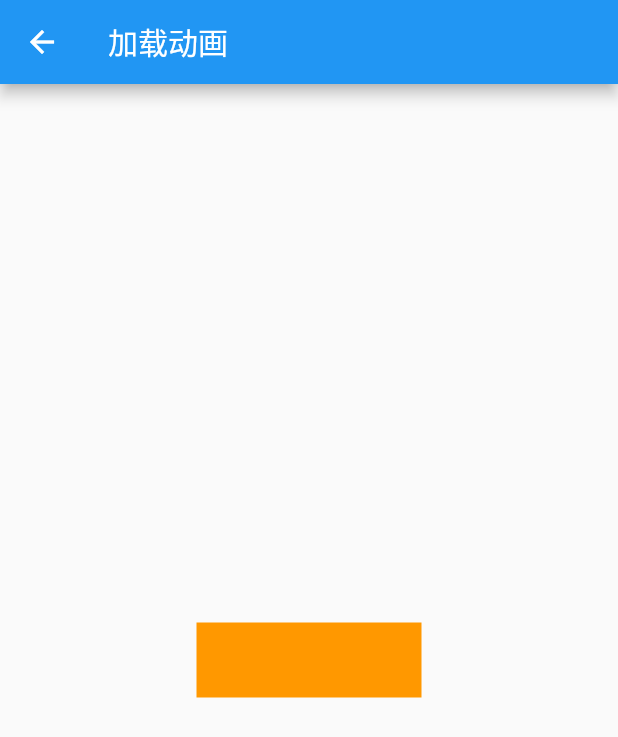
After one commit to guoguangtao/ggt_flutter_demo, a Flutter app: the YXCUseLoadingView screen opened by its route, on a phone screen of 412 x 824 dp. The commit adds this screen. Shown: the top 737 px of the screen. Run offline on Flutter 3.47's test engine with Material 2 defaults, Android fonts, the phone set to English and light mode, and no system bars; our stand-ins replace sprintf.

Commit message:
网络加载动画的使用

```diff
--- /dev/null
+++ b/lib/loading/use_loading.dart
@@ -0,0 +1,40 @@
+
+import 'package:flutter/material.dart';
+import 'package:ggt_flutter_demo/tools/widgets/yxc_loading_view.dart';
+
+class YXCUseLoadingView extends StatelessWidget {
+  const YXCUseLoadingView({Key? key}) : super(key: key);
+
+  @override
+  Widget build(BuildContext context) {
+    return Scaffold(
+      appBar: AppBar(
+        title: const Text("加载动画"),
+      ),
+      body: const _YXCUseLoadingBodyView(),
+    );
+  }
+}
+
+class _YXCUseLoadingBodyView extends StatelessWidget {
+  const _YXCUseLoadingBodyView({Key? key}) : super(key: key);
+
+  @override
+  Widget build(BuildContext context) {
+    return Center(
+      child: GestureDetector(
+        onTap: () {
+          YXCLoadingView.show(context);
+          Future.delayed(const Duration(seconds: 5), () {
+            YXCLoadingView.hidden(context);
+          });
+        },
+        child: Container(
+          color: Colors.orange,
+          width: 150,
+          height: 50,
+        ),
+      ),
+    );
+  }
+}
--- a/lib/main.dart
+++ b/lib/main.dart
@@ -12,6 +12,7 @@ import 'package:ggt_flutter_demo/image/image_use.dart';
 import 'package:ggt_flutter_demo/internationalizing/internationalizing.dart';
 import 'package:ggt_flutter_demo/key_use/key_use.dart';
 import 'package:ggt_flutter_demo/keyboard/keyboard_use.dart';
+import 'package:ggt_flutter_demo/loading/use_loading.dart';
 import 'package:ggt_flutter_demo/scrollview/scroll_view_use.dart';
 import 'package:ggt_flutter_demo/table/table_use.dart';
 import 'package:ggt_flutter_demo/timer/timer_use.dart';
@@ -83,6 +84,7 @@ class _YXCAppContentState extends State<_YXCAppContent> {
         "/UpdateView" : (context) => const YXCUpdateWidgetView(),
         "/LoadImage" : (context) => const YXCUseImageView(),
         "/UseKeyBoard" : (context) => const YXCKeyBoardUseView(),
+        "/NetLoading" : (context) => const YXCUseLoadingView(),
       },
       home: const _YXCHome(),
       localizationsDelegates: const [
@@ -123,6 +125,7 @@ class _YXCHome extends StatelessWidget {
       _YXCHomeModel(text: "刷新View的几种方式", route: "/UpdateView"),
       _YXCHomeModel(text: "加载图片", route: "/LoadImage"),
       _YXCHomeModel(text: "键盘的使用", route: "/UseKeyBoard"),
+      _YXCHomeModel(text: "网络加载动画", route: "/NetLoading"),
     ];
 
     void didSelected(int index) {
```
Also changed, not shown: lib/tools/widgets/yxc_loading_view.dart (added, +46 -0 lines).
